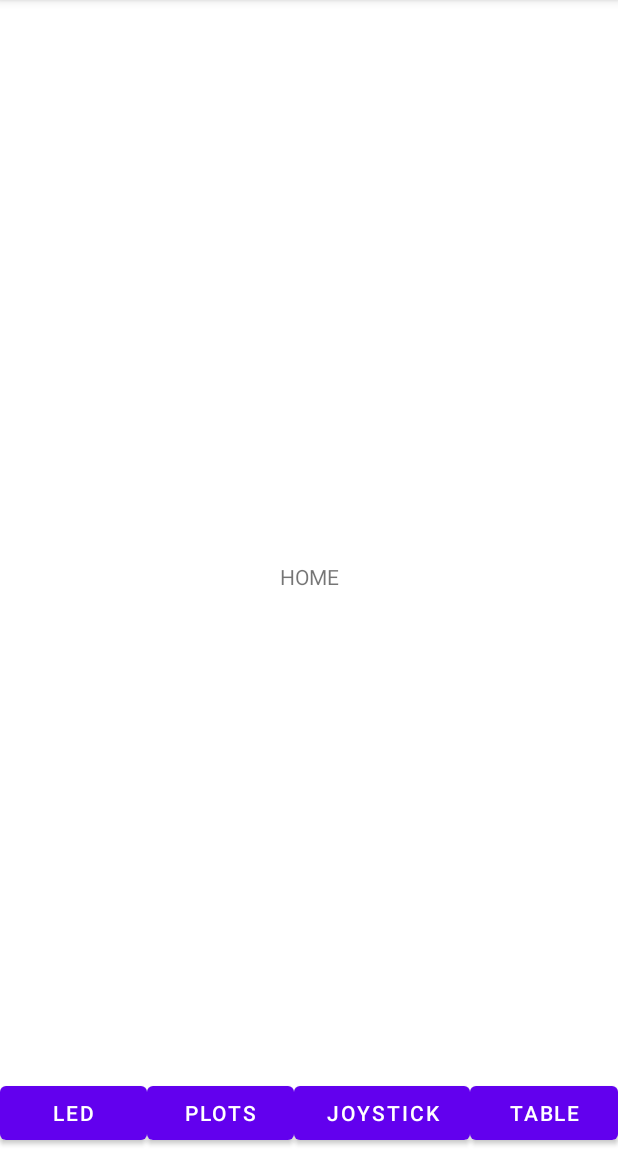
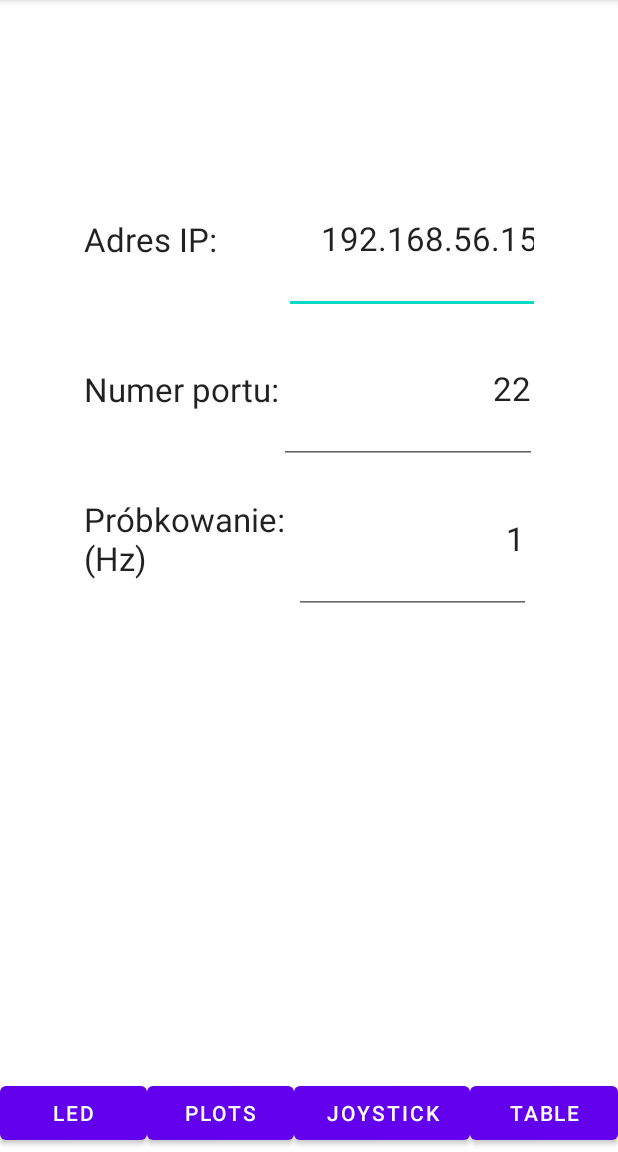
Before and after one commit to Pawelzz/AIR-Mobile-App, an Android app: the screen it shows after launch (MainActivity), on a phone screen of 412 x 824 dp, the part 84-1236 px from its top. Run offline under Robolectric (Android 15) with nearby library versions, the phone set to English and light mode, and no system bars.

Commit message:
Home-almost done

```diff
--- a/app/src/main/java/com/example/airmobileapp/JoystickActivity.kt
+++ b/app/src/main/java/com/example/airmobileapp/JoystickActivity.kt
@@ -20,6 +20,7 @@ import com.android.volley.Response
 import com.android.volley.toolbox.StringRequest
 import com.android.volley.toolbox.Volley
 import kotlinx.android.synthetic.main.activity_joystick.*
+import kotlinx.android.synthetic.main.activity_main.*
 import org.json.JSONArray
 import java.util.*
 import org.json.JSONObject
@@ -97,7 +98,6 @@ class JoystickActivity : AppCompatActivity() {
             DefaultRetryPolicy.DEFAULT_BACKOFF_MULT
         )
         queue!!.add(postRequest)
-
     }
 
     fun onBtnDown(v: View) {
--- a/app/src/main/java/com/example/airmobileapp/MainActivity.kt
+++ b/app/src/main/java/com/example/airmobileapp/MainActivity.kt
@@ -3,9 +3,17 @@ package com.example.airmobileapp
 import android.content.Intent
 import androidx.appcompat.app.AppCompatActivity
 import android.os.Bundle
+import android.util.Log
 import android.widget.Button
+import kotlinx.android.synthetic.main.activity_main.*
+import java.util.*
 
 class MainActivity : AppCompatActivity() {
+
+    lateinit var ip: String
+    lateinit var port: String
+    lateinit var sampling: String
+
     override fun onCreate(savedInstanceState: Bundle?) {
         super.onCreate(savedInstanceState)
         setContentView(R.layout.activity_main)
@@ -30,5 +38,8 @@ class MainActivity : AppCompatActivity() {
             val intent = Intent(this, TableActivity::class.java)
             startActivity(intent)
         }
+        ip = ip_input.text.toString()
+        port = port_input.text.toString()
+        sampling = sampling_input.text.toString()
     }
 }
--- a/app/src/main/res/layout/activity_main.xml
+++ b/app/src/main/res/layout/activity_main.xml
@@ -6,16 +6,8 @@
     android:layout_height="match_parent"
     tools:context=".MainActivity">
 
-    <TextView
-        android:layout_width="wrap_content"
-        android:layout_height="wrap_content"
-        android:text="HOME"
-        app:layout_constraintBottom_toBottomOf="parent"
-        app:layout_constraintEnd_toEndOf="parent"
-        app:layout_constraintStart_toStartOf="parent"
-        app:layout_constraintTop_toTopOf="parent" />
-
     <LinearLayout
+        android:id="@+id/linearLayout4"
         android:layout_width="match_parent"
         android:layout_height="50dp"
         android:orientation="horizontal"
@@ -51,4 +43,90 @@
             android:text="Table" />
     </LinearLayout>
 
+    <LinearLayout
+        android:layout_width="300dp"
+        android:layout_height="500dp"
+        android:layout_marginStart="50dp"
+        android:layout_marginTop="100dp"
+        android:layout_marginEnd="50dp"
+        android:layout_marginBottom="100dp"
+        android:orientation="vertical"
+        app:layout_constraintBottom_toTopOf="@+id/linearLayout4"
+        app:layout_constraintEnd_toEndOf="parent"
+        app:layout_constraintStart_toStartOf="parent"
+        app:layout_constraintTop_toTopOf="parent">
+
+        <TableRow
+            android:layout_width="match_parent"
+            android:layout_height="100dp" >
+
+            <TextView
+                android:id="@+id/textView1"
+                android:layout_width="133dp"
+                android:layout_height="match_parent"
+                android:gravity="center"
+                android:text="Adres IP:"
+                android:textAlignment="textStart"
+                android:textAppearance="@style/TextAppearance.AppCompat.Large"
+                tools:ignore="RtlCompat" />
+
+            <EditText
+                android:id="@+id/ip_input"
+                android:layout_width="173dp"
+                android:layout_height="match_parent"
+                android:text="192.168.56.15"
+                android:textAlignment="textEnd"
+                android:textAppearance="@style/TextAppearance.AppCompat.Large" />
+
+        </TableRow>
+
+        <TableRow
+            android:layout_width="match_parent"
+            android:layout_height="100dp" >
+
+            <TextView
+                android:id="@+id/port_input"
+                android:layout_width="wrap_content"
+                android:layout_height="match_parent"
+                android:gravity="center"
+                android:text="Numer portu:"
+                android:textAlignment="textStart"
+                android:textAppearance="@style/TextAppearance.AppCompat.Large"
+                tools:ignore="RtlCompat" />
+
+            <EditText
+                android:id="@+id/textView4"
+                android:layout_width="172dp"
+                android:layout_height="match_parent"
+                android:text="22"
+                android:textAlignment="textEnd"
+                android:textAppearance="@style/TextAppearance.AppCompat.Large" />
+
+        </TableRow>
+
+        <TableRow
+            android:layout_width="match_parent"
+            android:layout_height="100dp" >
+
+            <TextView
+                android:id="@+id/textView5"
+                android:layout_width="140dp"
+                android:layout_height="match_parent"
+                android:gravity="center"
+                android:text="Próbkowanie: (Hz)"
+                android:textAlignment="textStart"
+                android:textAppearance="@style/TextAppearance.AppCompat.Large"
+                tools:ignore="RtlCompat" />
+
+            <EditText
+                android:id="@+id/sampling_input"
+                android:layout_width="158dp"
+                android:layout_height="match_parent"
+                android:text="1"
+                android:textAlignment="textEnd"
+                android:textAppearance="@style/TextAppearance.AppCompat.Large" />
+
+        </TableRow>
+    </LinearLayout>
+
 </androidx.constraintlayout.widget.ConstraintLayout>
```
